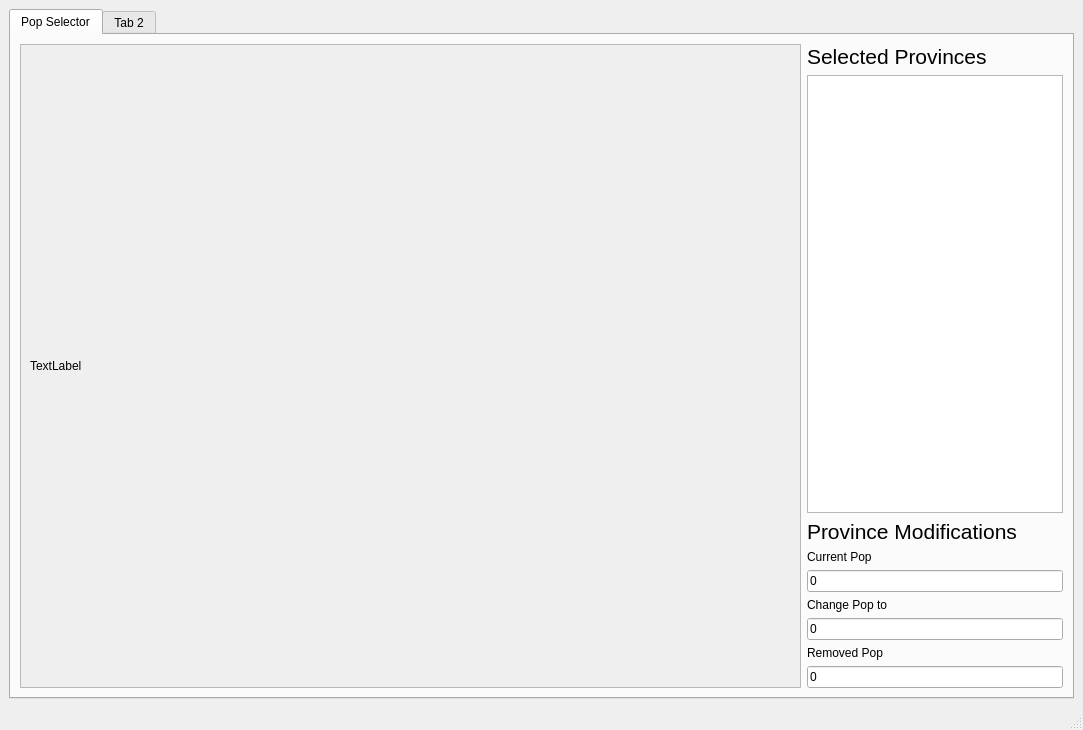
Qt form ui/mainwindow.ui (KitiHey/vic2tool) before a commit.
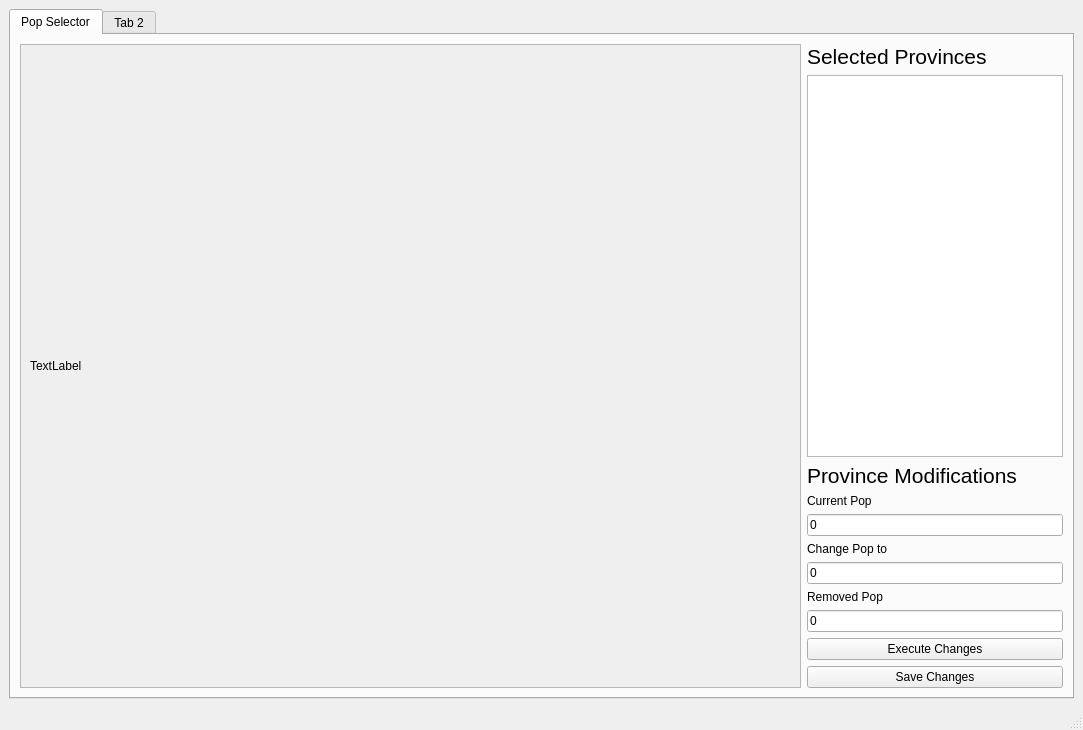
The same form after that commit. Custom widgets are drawn as their Qt base class.

```diff
--- a/ui/mainwindow.ui
+++ b/ui/mainwindow.ui
@@ -168,6 +168,20 @@
             </property>
            </widget>
           </item>
+          <item>
+           <widget class="QPushButton" name="confirmPopChange">
+            <property name="text">
+             <string>Execute Changes</string>
+            </property>
+           </widget>
+          </item>
+          <item>
+           <widget class="QPushButton" name="savePopChange">
+            <property name="text">
+             <string>Save Changes</string>
+            </property>
+           </widget>
+          </item>
          </layout>
         </item>
        </layout>
```
